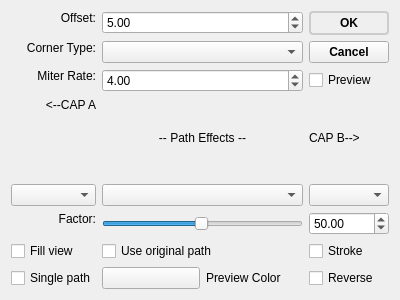
First picture: the form in boundify_offset/boundify_offset.ui, repository Sumireneko/boundify_offset, before the edit.
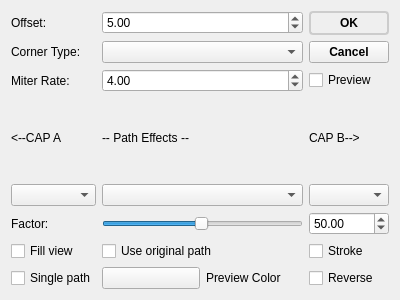
Second picture: the form after the edit.

The edit to the form file:
```diff
--- a/boundify_offset/boundify_offset.ui
+++ b/boundify_offset/boundify_offset.ui
@@ -25,9 +25,7 @@
         <string>Offset:</string>
        </property>
 
-		<property name="alignment">
-			<set>Qt::AlignRight</set> <!-- right -->
-		</property>
+
 
       </widget>
      </item>
@@ -69,9 +67,7 @@
         <string>Corner Type:</string>
        </property>
 
-		<property name="alignment">
-			<set>Qt::AlignRight</set> <!-- right -->
-		</property>
+
 
       </widget>
      </item>
@@ -101,9 +97,7 @@
         <string>Miter Rate:</string>
        </property>
 
-		<property name="alignment">
-			<set>Qt::AlignRight</set> <!-- right -->
-		</property>
+
 
       </widget>
      </item>
@@ -152,9 +146,7 @@
        <property name="text">
         <string>&lt;--CAP A</string>
        </property>
-		<property name="alignment">
-			<set>Qt::AlignRight</set> <!-- right -->
-		</property>
+
 
      </widget>
 
@@ -165,9 +157,7 @@
         <string>-- Path Effects --</string>
        </property>
 
-		<property name="alignment">
-			<set>Qt::AlignCenter</set> <!-- center -->
-		</property>
+
 
 
       </widget>
@@ -204,9 +194,7 @@
         <string>Factor:</string>
        </property>
 
-		<property name="alignment">
-			<set>Qt::AlignRight</set> <!-- right -->
-		</property>
+
 
       </widget>
      </item>
```
Left out of the diff: 17 changed lines with no effect on the pictures.
